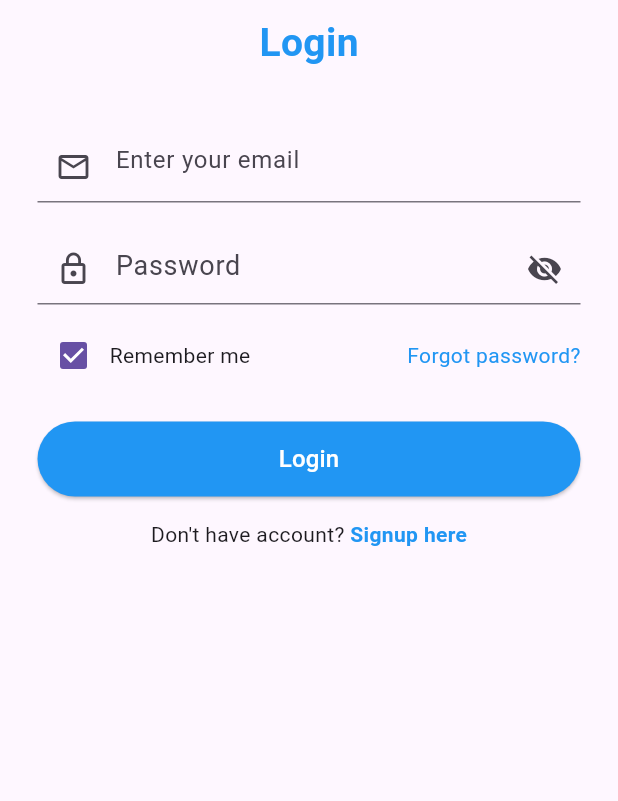
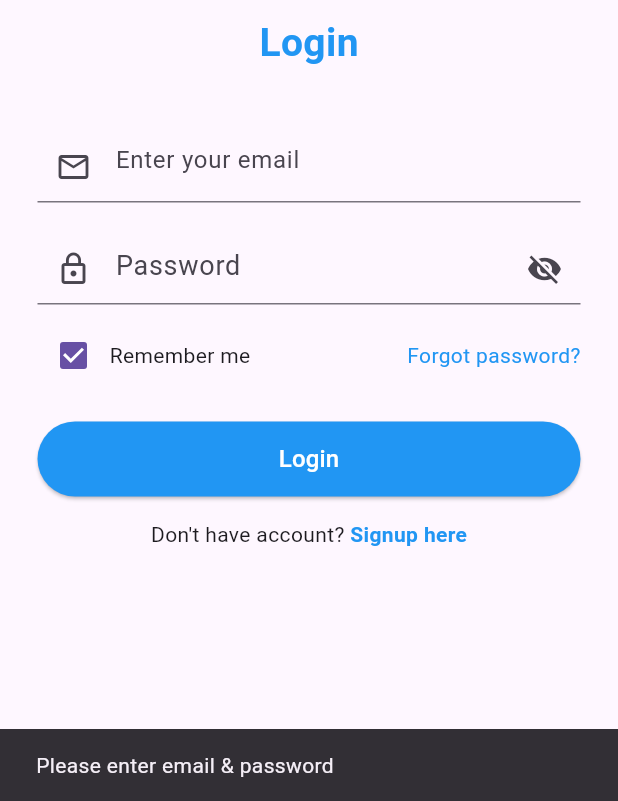
Before and after one commit to GaganSimran/LostNOMore, a Flutter app: the screen it shows after launch, after a tap on "Login", on a phone screen of 412 x 824 dp, the part 435-1236 px from its top. Run offline on Flutter 3.47's test engine with Material 3 defaults, Android fonts, the phone set to English and light mode, and no system bars; our stand-ins replace firebase_auth, firebase_core; accounts and stored records are empty; generated files the repository leaves out were written again.

```diff
--- a/nolostmorefrontend/lib/LoginScreens/login_screen.dart
+++ b/nolostmorefrontend/lib/LoginScreens/login_screen.dart
@@ -1,4 +1,5 @@
 import 'package:flutter/material.dart';
+import 'package:firebase_auth/firebase_auth.dart';
 import 'forget_password_screen.dart';
 import 'signup_screen.dart';
 
@@ -11,12 +12,41 @@ class _LoginScreenState extends State<LoginScreen> {
   final TextEditingController emailController = TextEditingController();
   final TextEditingController passwordController = TextEditingController();
 
+  final FirebaseAuth _auth = FirebaseAuth.instance;
+
   bool isPasswordHidden = true;
   bool rememberMe = true;
+  bool _isLoading = false;
 
-  void handleLogin() {
-    print("Email: ${emailController.text}");
-    print("Password: ${passwordController.text}");
+  void handleLogin() async {
+    String email = emailController.text.trim();
+    String password = passwordController.text.trim();
+
+    if (email.isEmpty || password.isEmpty) {
+      ScaffoldMessenger.of(context).showSnackBar(
+        SnackBar(content: Text("Please enter email & password")),
+      );
+      return;
+    }
+
+    setState(() => _isLoading = true);
+
+    try {
+      await _auth.signInWithEmailAndPassword(email: email, password: password);
+      ScaffoldMessenger.of(context).showSnackBar(
+        SnackBar(content: Text("Login Successful!"), backgroundColor: Colors.green),
+      );
+      // Navigate to HomeScreen or Dashboard here
+    } on FirebaseAuthException catch (e) {
+      ScaffoldMessenger.of(context).showSnackBar(
+        SnackBar(
+          content: Text(e.message ?? "Login Failed"),
+          backgroundColor: Colors.red,
+        ),
+      );
+    } finally {
+      setState(() => _isLoading = false);
+    }
   }
 
   @override
@@ -29,24 +59,9 @@ class _LoginScreenState extends State<LoginScreen> {
             child: Column(
               children: [
                 SizedBox(height: 40),
-
-                // 🖼️ LOGO IMAGE
-                Image.asset(
-                  "assets/logo.png",
-                  height: 250,
-                ),
-
+                Image.asset("assets/logo.png", height: 250),
                 SizedBox(height: 10),
-
-                Text(
-                  "Login",
-                  style: TextStyle(
-                    fontSize: 26,
-                    fontWeight: FontWeight.bold,
-                    color: Colors.blue,
-                  ),
-                ),
-
+                Text("Login", style: TextStyle(fontSize: 26, fontWeight: FontWeight.bold, color: Colors.blue)),
                 SizedBox(height: 40),
 
                 // EMAIL
@@ -60,26 +75,18 @@ class _LoginScreenState extends State<LoginScreen> {
 
                 SizedBox(height: 20),
 
-                // PASSWORD (BIGGER DOTS)
+                // PASSWORD
                 TextField(
                   controller: passwordController,
                   obscureText: isPasswordHidden,
-                  obscuringCharacter: '●', // bigger dot
+                  obscuringCharacter: '●',
                   style: TextStyle(fontSize: 18),
                   decoration: InputDecoration(
                     prefixIcon: Icon(Icons.lock_outline),
                     hintText: "Password",
                     suffixIcon: IconButton(
-                      icon: Icon(
-                        isPasswordHidden
-                            ? Icons.visibility_off
-                            : Icons.visibility,
-                      ),
-                      onPressed: () {
-                        setState(() {
-                          isPasswordHidden = !isPasswordHidden;
-                        });
-                      },
+                      icon: Icon(isPasswordHidden ? Icons.visibility_off : Icons.visibility),
+                      onPressed: () => setState(() => isPasswordHidden = !isPasswordHidden),
                     ),
                   ),
                 ),
@@ -94,80 +101,49 @@ class _LoginScreenState extends State<LoginScreen> {
                       children: [
                         Checkbox(
                           value: rememberMe,
-                          onChanged: (value) {
-                            setState(() {
-                              rememberMe = value!;
-                            });
-                          },
+                          onChanged: (value) => setState(() => rememberMe = value!),
                         ),
                         Text("Remember me"),
                       ],
                     ),
-
-                    // FORGOT PASSWORD (NO UNDERLINE)
                     GestureDetector(
-                      onTap: () {
-                        Navigator.push(
-                          context,
-                          MaterialPageRoute(
-                            builder: (context) => ForgetPasswordScreen(),
-                          ),
-                        );
-                      },
-                      child: Text(
-                        "Forgot password?",
-                        style: TextStyle(
-                          color: Colors.blue,
-                        ),
+                      onTap: () => Navigator.push(
+                        context,
+                        MaterialPageRoute(builder: (_) => ForgetPasswordScreen()),
                       ),
+                      child: Text("Forgot password?", style: TextStyle(color: Colors.blue)),
                     ),
                   ],
                 ),
 
                 SizedBox(height: 20),
 
-                // LOGIN BUTTON (WHITE TEXT)
-                SizedBox(
+                // LOGIN BUTTON
+                _isLoading
+                    ? CircularProgressIndicator()
+                    : SizedBox(
                   width: double.infinity,
                   height: 50,
                   child: ElevatedButton(
                     onPressed: handleLogin,
-                    style: ElevatedButton.styleFrom(
-                      backgroundColor: Colors.blue,
-                    ),
-                    child: Text(
-                      "Login",
-                      style: TextStyle(
-                        color: Colors.white,
-                        fontSize: 16,
-                      ),
-                    ),
+                    style: ElevatedButton.styleFrom(backgroundColor: Colors.blue),
+                    child: Text("Login", style: TextStyle(color: Colors.white, fontSize: 16)),
                   ),
                 ),
 
                 SizedBox(height: 15),
 
-                // SIGNUP (CLICKABLE)
+                // SIGNUP
                 Row(
                   mainAxisAlignment: MainAxisAlignment.center,
                   children: [
                     Text("Don't have account? "),
                     GestureDetector(
-                      onTap: () {
-                        Navigator.push(
-                          context,
-                          MaterialPageRoute(
-                            builder: (context) => SignupScreen(),
-                          ),
-                        );
-                      },
-                      child: Text(
-                        "Signup here",
-                        style: TextStyle(
-                          color: Colors.blue,
-                          fontWeight: FontWeight.bold,
-                        ),
+                      onTap: () => Navigator.push(
+                        context,
+                        MaterialPageRoute(builder: (_) => SignupScreen()),
                       ),
+                      child: Text("Signup here", style: TextStyle(color: Colors.blue, fontWeight: FontWeight.bold)),
                     ),
                   ],
                 ),
--- a/nolostmorefrontend/lib/LoginScreens/main.dart
+++ b/nolostmorefrontend/lib/LoginScreens/main.dart
@@ -1,7 +1,13 @@
 import 'package:flutter/material.dart';
-import 'login_screen.dart';
+import 'package:firebase_core/firebase_core.dart';
+import 'firebase_options.dart'; // Generated by FlutterFire CLI
+import 'login_screen.dart'; // Your existing login screen
 
-void main() {
+void main() async {
+  WidgetsFlutterBinding.ensureInitialized();
+  await Firebase.initializeApp(
+    options: DefaultFirebaseOptions.currentPlatform,
+  );
   runApp(MyApp());
 }
 
@@ -11,10 +17,8 @@ class MyApp extends StatelessWidget {
     return MaterialApp(
       debugShowCheckedModeBanner: false,
       title: 'No Lost More',
-      theme: ThemeData(
-        primarySwatch: Colors.blue,
-      ),
-      home: LoginScreen(),
+      theme: ThemeData(primarySwatch: Colors.blue),
+      home: LoginScreen(), // Starts your login screen
     );
   }
 }
--- a/nolostmorefrontend/pubspec.yaml
+++ b/nolostmorefrontend/pubspec.yaml
@@ -30,7 +30,8 @@ environment:
 dependencies:
   flutter:
     sdk: flutter
-
+  firebase_core: ^2.20.0
+  firebase_auth: ^4.6.0
   # The following adds the Cupertino Icons font to your application.
   # Use with the CupertinoIcons class for iOS style icons.
   cupertino_icons: ^1.0.8
```
Also changed, not shown: nolostmorefrontend/lib/LoginScreens/forget_password_screen.dart (+35 -18 lines), nolostmorefrontend/pubspec.lock, 10 other files.
